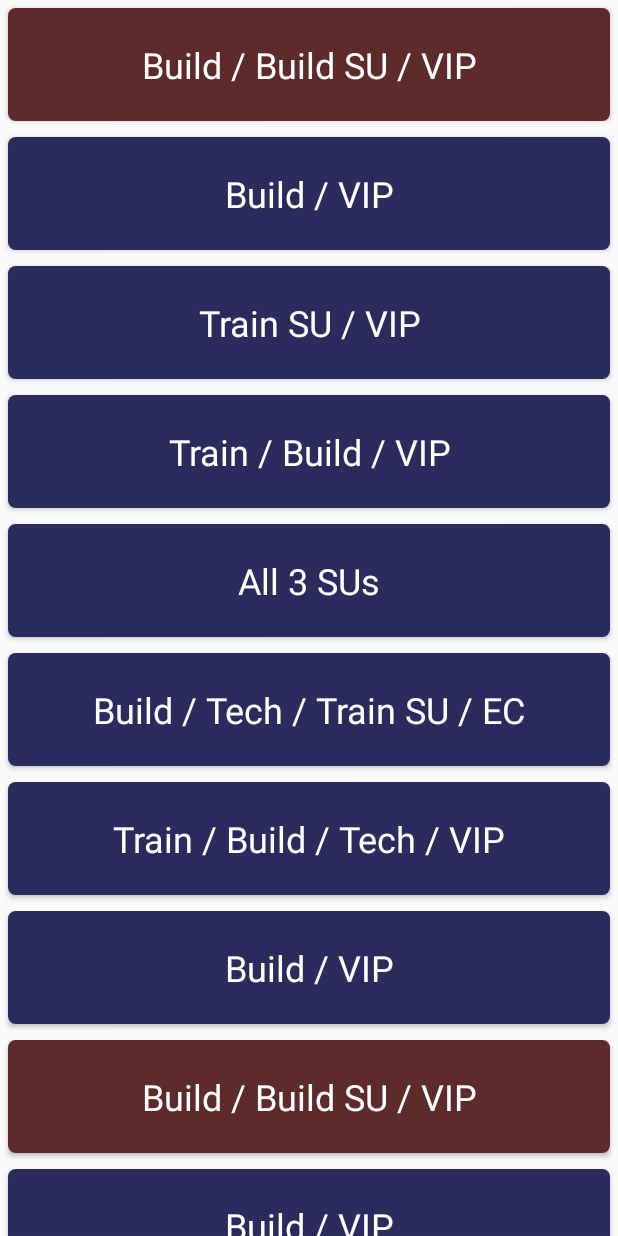
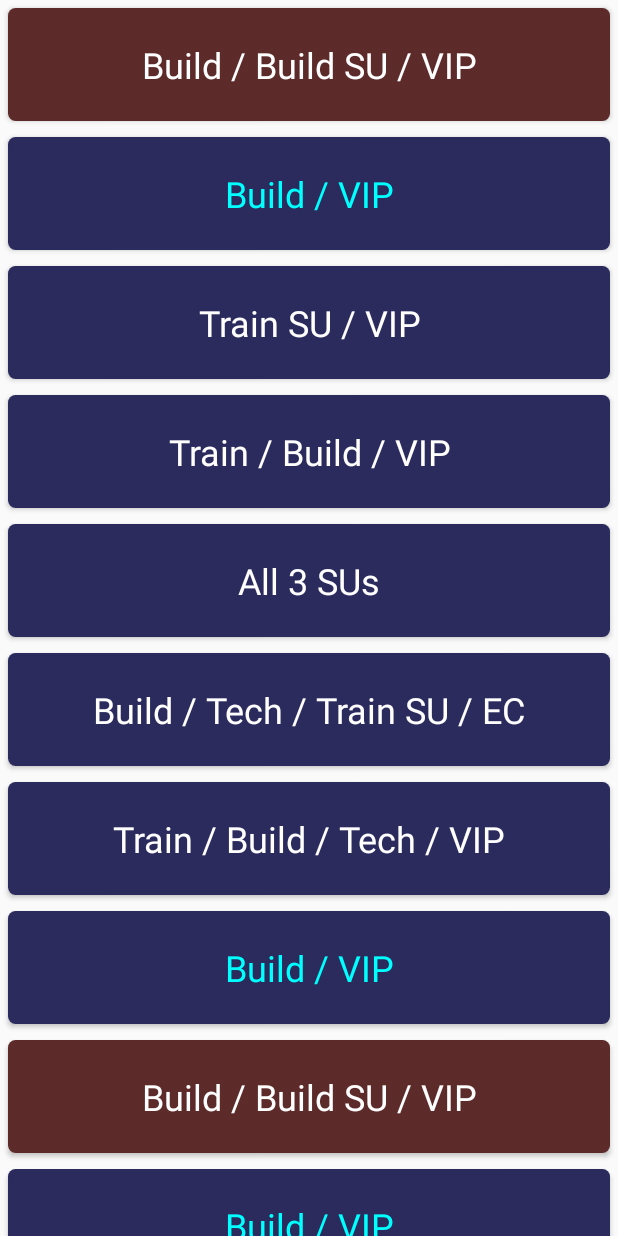
Before and after one commit to quicktime/LastShelterSurvivalToolkit, an Android app: the screen it shows after launch (DayActivity), after a tap on "monday", on a phone screen of 412 x 824 dp. Run offline under Robolectric (Android 15) with nearby library versions, the phone set to English and light mode, and no system bars.

Commit message:
Removed unneeded log messages Removed unused imports Added Challenge Attributes Added Challenge color Added Clock class to handle timing Added more quests Added more challenges
Signed-off-by: quicktime <brendan.dolan95@gmail.com>

```diff
--- a/app/src/main/java/cat/fatty/lss/lastsheltersurvivaltoolkit/activities/ChallengeActivity.java
+++ b/app/src/main/java/cat/fatty/lss/lastsheltersurvivaltoolkit/activities/ChallengeActivity.java
@@ -2,7 +2,6 @@ package cat.fatty.lss.lastsheltersurvivaltoolkit.activities;
 
 import android.os.Bundle;
 import android.support.v7.app.AppCompatActivity;
-import android.util.Log;
 import android.widget.GridView;
 
 import java.util.ArrayList;
@@ -26,8 +25,6 @@ public class ChallengeActivity extends AppCompatActivity {
     setContentView(R.layout.activity_challenge);
     ChallengeModel challenge = (ChallengeModel) getIntent().getSerializableExtra("challenge");
     quests = new QuestManager(challenge).getQuests();
-    Log.i("ChallengeActivity#onCreate", Integer.toString(challenge.getQuestNum()));
-    Log.i("ChallengeActivity#onCreate", quests.get(0).getName());
 
     mGridView = findViewById(R.id.quests_grid);
     mAdapter = new ChallengeAdapter(quests, R.layout.row_quests, this);
--- a/app/src/main/java/cat/fatty/lss/lastsheltersurvivaltoolkit/adapters/DayAdapter.java
+++ b/app/src/main/java/cat/fatty/lss/lastsheltersurvivaltoolkit/adapters/DayAdapter.java
@@ -35,9 +35,10 @@ public class DayAdapter extends RecyclerView.Adapter<DayAdapter.ViewHolder>{
 
   @Override
   public void onBindViewHolder(ViewHolder viewHolder, int position) {
-    final ChallengeModel challengeModel = challengeModels.get(position);
-    viewHolder.DataModelName.setText(challengeModel.getName());
-    viewHolder.DataModelImage.setImageResource(challengeModel.getImageResourceId(mContext));
+    final ChallengeModel challenge = challengeModels.get(position);
+    viewHolder.DataModelName.setText(challenge.getName());
+    viewHolder.DataModelName.setTextColor(challenge.getColor());
+    viewHolder.DataModelImage.setImageResource(challenge.getImageResourceId(mContext));
   }
 
   @Override
--- a/app/src/main/java/cat/fatty/lss/lastsheltersurvivaltoolkit/adapters/WeekAdapter.java
+++ b/app/src/main/java/cat/fatty/lss/lastsheltersurvivaltoolkit/adapters/WeekAdapter.java
@@ -2,7 +2,6 @@ package cat.fatty.lss.lastsheltersurvivaltoolkit.adapters;
 
 import android.content.Context;
 import android.support.v7.widget.RecyclerView;
-import android.util.Log;
 import android.view.LayoutInflater;
 import android.view.View;
 import android.view.ViewGroup;
@@ -38,7 +37,6 @@ public class WeekAdapter extends RecyclerView.Adapter<WeekAdapter.ViewHolder>{
   public void onBindViewHolder(ViewHolder viewHolder, int position) {
     final DayModel DayModel = days.get(position);
     viewHolder.DataModelName.setText(DayModel.getName());
-    Log.i("WeekAdapter#onBindViewHolder()", String.valueOf(DayModel.getImageResourceId(mContext)));
     viewHolder.DataModelImage.setImageResource(DayModel.getImageResourceId(mContext));
   }
 
--- a/app/src/main/java/cat/fatty/lss/lastsheltersurvivaltoolkit/engine/ChallengeManager.java
+++ b/app/src/main/java/cat/fatty/lss/lastsheltersurvivaltoolkit/engine/ChallengeManager.java
@@ -1,8 +1,6 @@
 package cat.fatty.lss.lastsheltersurvivaltoolkit.engine;
 
-import java.lang.reflect.Array;
 import java.util.ArrayList;
-import java.util.HashMap;
 
 public class ChallengeManager {
 
@@ -13,6 +11,7 @@ public class ChallengeManager {
   public ChallengeManager(String day) {
     this.day = day;
     setChallenges();
+    setChallengeAttributes();
   }
 
   public ArrayList<ChallengeModel> getChallenges () {
@@ -20,7 +19,16 @@ public class ChallengeManager {
       challenges = new ArrayList<>();
       challenges.addAll(dailyChallenges);
     }
-      return challenges;
+    return challenges;
+  }
+
+  private void setChallengeAttributes() {
+    Clock clock = new Clock();
+    ChallengeModel currentChallenge = dailyChallenges.get(clock.getCurrentHour());
+    for (ChallengeModel challenge : dailyChallenges) {
+      challenge.setColor(0xFFFFFFFF);
+    }
+    currentChallenge.setColor(0xFF00FFFF);
   }
 
   private void setChallenges() {
@@ -87,7 +95,32 @@ public class ChallengeManager {
   }
 
   private void setChallengesThursday() {
+    dailyChallenges = new ArrayList<>();
 
+    dailyChallenges.add(Challenges.THURS_ONE);
+    dailyChallenges.add(Challenges.THURS_TWO);
+    dailyChallenges.add(Challenges.THURS_THREE);
+    dailyChallenges.add(Challenges.THURS_FOUR);
+    dailyChallenges.add(Challenges.THURS_FIVE);
+    dailyChallenges.add(Challenges.THURS_SIX);
+    dailyChallenges.add(Challenges.THURS_SEVEN);
+    dailyChallenges.add(Challenges.THURS_EIGHT);
+    dailyChallenges.add(Challenges.THURS_NINE);
+    dailyChallenges.add(Challenges.THURS_TEN);
+    dailyChallenges.add(Challenges.THURS_ELEVEN);
+    dailyChallenges.add(Challenges.THURS_TWELVE);
+    dailyChallenges.add(Challenges.THURS_THIRTEEN);
+    dailyChallenges.add(Challenges.THURS_FOURTEEN);
+    dailyChallenges.add(Challenges.THURS_FIFTEEN);
+    dailyChallenges.add(Challenges.THURS_SIXTEEN);
+    dailyChallenges.add(Challenges.THURS_SEVENTEEN);
+    dailyChallenges.add(Challenges.THURS_EIGHTEEN);
+    dailyChallenges.add(Challenges.THURS_NINETEEN);
+    dailyChallenges.add(Challenges.THURS_TWENTY);
+    dailyChallenges.add(Challenges.THURS_TWENTYONE);
+    dailyChallenges.add(Challenges.THURS_TWENTYTWO);
+    dailyChallenges.add(Challenges.THURS_TWENTYTHREE);
+    dailyChallenges.add(Challenges.THURS_TWENTYFOUR);
   }
 
   private void setChallengesFriday() {
--- a/app/src/main/java/cat/fatty/lss/lastsheltersurvivaltoolkit/engine/ChallengeModel.java
+++ b/app/src/main/java/cat/fatty/lss/lastsheltersurvivaltoolkit/engine/ChallengeModel.java
@@ -14,6 +14,7 @@ public class ChallengeModel implements Serializable {
   private boolean doubleUp;
   private ArrayList<QuestModel> quests = new ArrayList<>();
   private int questNum;
+  private int color;
 
   public ChallengeModel(String name, boolean difficult, boolean doubleUp, QuestModel... quests) {
     this.name = name;
@@ -32,6 +33,14 @@ public class ChallengeModel implements Serializable {
     } if (!this.doubleUp && !this.difficult) {
       image = "challenge_normal";
     }
+  }
+
+  public void setColor(int color) {
+    this.color = color;
+  }
+
+  public int getColor() {
+    return this.color;
   }
 
   public int getImageResourceId(Context context)
--- a/app/src/main/java/cat/fatty/lss/lastsheltersurvivaltoolkit/engine/Challenges.java
+++ b/app/src/main/java/cat/fatty/lss/lastsheltersurvivaltoolkit/engine/Challenges.java
@@ -3,12 +3,41 @@ package cat.fatty.lss.lastsheltersurvivaltoolkit.engine;
 public class Challenges {
 
   public static ChallengeModel BUILD_BUILDSU_VIP = new ChallengeModel("Build / Build SU / VIP", true, false, Quests.build, Quests.buildSU, Quests.vip);
-  public static ChallengeModel BUILD_VIP = new ChallengeModel("Build / VIP", false, false , Quests.build, Quests.vip);
+  public static ChallengeModel BUILD_VIP = new ChallengeModel("Build / VIP", false, false, Quests.build, Quests.vip);
   public static ChallengeModel TRAINSU_VIP = new ChallengeModel("Train SU / VIP", false, false, Quests.trainSU, Quests.vip);
   public static ChallengeModel TRAIN_BUILD_VIP = new ChallengeModel("Train / Build / VIP", false, false, Quests.train, Quests.build, Quests.vip);
   public static ChallengeModel TRAINSU_BUILDSU_TECHSU = new ChallengeModel("All 3 SUs", false, false, Quests.trainSU, Quests.buildSU, Quests.techSU);
   public static ChallengeModel BUILD_TECH_TRAINSU_EC = new ChallengeModel("Build / Tech / Train SU / EC", false, false, Quests.build, Quests.tech, Quests.trainSU, Quests.EC);
   public static ChallengeModel TRAIN_BUILD_TECH_VIP = new ChallengeModel("Train / Build / Tech / VIP", false, false, Quests.train, Quests.build, Quests.tech, Quests.vip);
 
-  public static ChallengeModel ZOMBIES = new ChallengeModel("Zombies", false, false, Quests.trainSU, Quests.build, Quests.buildSU);
+  public static ChallengeModel ZOMBIESDAILY = new ChallengeModel("Zombies", false, false, Quests.superRecruit, Quests.advancedRecruit, Quests.normalRecruit, Quests.unlockSkill, Quests.zombie1Daily, Quests.zombie2Daily, Quests.zombie3Daily, Quests.zombie4Daily, Quests.zombie5Daily, Quests.zombie6Daily, Quests.zombie7Daily, Quests.zombie8Daily, Quests.zombie9Daily, Quests.zombie10Daily, Quests.zombie11Daily, Quests.zombie12Daily, Quests.zombie13Daily, Quests.zombie14Daily, Quests.zombie15Daily );
+  public static ChallengeModel RECRUIT_ZOMBIES = new ChallengeModel("Recruit / Zombies", false, false, Quests.superRecruit, Quests.advancedRecruit, Quests.normalRecruit, Quests.unlockSkill, Quests.zombie15Hourly, Quests.zombie14Hourly, Quests.zombie13Hourly, Quests.zombie12Hourly, Quests.zombie11Hourly, Quests.zombie10Hourly, Quests.zombie9Hourly, Quests.zombie8Hourly, Quests.zombie7Hourly, Quests.zombie6Hourly, Quests.zombie5Hourly, Quests.zombie4Hourly, Quests.zombie3Hourly, Quests.zombie2Hourly, Quests.zombie1Hourly);
+  public static ChallengeModel ALLHERODEV = new ChallengeModel("All Hero Development", false, false, Quests.exchangeWisdom, Quests.spendWisdom, Quests.gainXP, Quests.unlockSkill, Quests.normalRecruit, Quests.advancedRecruit, Quests.superRecruit);
+  public static ChallengeModel WISDOM_ZOMBIES = new ChallengeModel("Wisdom / Zombies", false, false, Quests.unlockSkill, Quests.exchangeWisdom, Quests.spendWisdom, Quests.zombie15Hourly, Quests.zombie14Hourly, Quests.zombie13Hourly, Quests.zombie12Hourly, Quests.zombie11Hourly, Quests.zombie10Hourly, Quests.zombie9Hourly, Quests.zombie8Hourly, Quests.zombie7Hourly, Quests.zombie6Hourly, Quests.zombie5Hourly, Quests.zombie4Hourly, Quests.zombie3Hourly, Quests.zombie2Hourly, Quests.zombie1Hourly);
+
+  public static ChallengeModel THURS_ONE = new ChallengeModel("Any Speed Up", false, false, Quests.anySU);
+  public static ChallengeModel THURS_TWO = new ChallengeModel("All 3 Speed Ups", false, false, Quests.techSU, Quests.buildSU, Quests.trainSU); // TODO: find out quest order
+  public static ChallengeModel THURS_THREE = new ChallengeModel("Build / Tech / Train SU", false, false, Quests.build, Quests.tech, Quests.trainSU); // TODO: quest order
+  public static ChallengeModel THURS_FOUR = new ChallengeModel("Train SU", false, false, Quests.trainSU);
+  public static ChallengeModel THURS_FIVE = new ChallengeModel("Build / Tech / Train SU", false, false, Quests.build, Quests.tech, Quests.trainSU); // TODO: quest order
+  public static ChallengeModel THURS_SIX = new ChallengeModel("Train / Build", false, true, Quests.train, Quests.build);
+  public static ChallengeModel THURS_SEVEN = new ChallengeModel("Train / Tech", false, true, Quests.train, Quests.tech);
+  public static ChallengeModel THURS_EIGHT = new ChallengeModel("Any Speed Up", false, false, Quests.anySU);
+  public static ChallengeModel THURS_NINE = new ChallengeModel("Any Speed Up", false, false, Quests.anySU);
+  public static ChallengeModel THURS_TEN = new ChallengeModel("All 3 Speed Ups", false, false, Quests.techSU, Quests.buildSU, Quests.trainSU); // TODO: find out quest order
+  public static ChallengeModel THURS_ELEVEN = new ChallengeModel("Build / Tech / Train SU", false, false, Quests.build, Quests.tech, Quests.trainSU); // TODO: quest order
+  public static ChallengeModel THURS_TWELVE = new ChallengeModel("Train SU", false, false, Quests.trainSU);
+  public static ChallengeModel THURS_THIRTEEN = new ChallengeModel("Build / Tech / Train SU", false, false, Quests.build, Quests.tech, Quests.trainSU); // TODO: quest order
+  public static ChallengeModel THURS_FOURTEEN = new ChallengeModel("Train / Build", false, true, Quests.train, Quests.build);
+  public static ChallengeModel THURS_FIFTEEN = new ChallengeModel("Train / Tech", false, true, Quests.train, Quests.tech);
+  public static ChallengeModel THURS_SIXTEEN = new ChallengeModel("Any Speed Up", false, false, Quests.anySU);
+  public static ChallengeModel THURS_SEVENTEEN = new ChallengeModel("Any Speed Up", false, false, Quests.anySU);
+  public static ChallengeModel THURS_EIGHTEEN = new ChallengeModel("All 3 Speed Ups", false, false, Quests.techSU, Quests.buildSU, Quests.trainSU); // TODO: find out quest order
+  public static ChallengeModel THURS_NINETEEN = new ChallengeModel("Build / Tech / Train SU", false, false, Quests.build, Quests.tech, Quests.trainSU); // TODO: quest order
+  public static ChallengeModel THURS_TWENTY = new ChallengeModel("Train SU", false, false, Quests.trainSU);
+  public static ChallengeModel THURS_TWENTYONE = new ChallengeModel("Build / Tech / Train SU", false, false, Quests.build, Quests.tech, Quests.trainSU); // TODO: quest order
+  public static ChallengeModel THURS_TWENTYTWO = new ChallengeModel("Train / Build", false, true, Quests.train, Quests.build);
+  public static ChallengeModel THURS_TWENTYTHREE = new ChallengeModel("Train / Tech", false, true, Quests.train, Quests.tech);
+  public static ChallengeModel THURS_TWENTYFOUR = new ChallengeModel("Any Speed Up", false, false, Quests.anySU);
+
 }
--- /dev/null
+++ b/app/src/main/java/cat/fatty/lss/lastsheltersurvivaltoolkit/engine/Clock.java
@@ -0,0 +1,19 @@
+package cat.fatty.lss.lastsheltersurvivaltoolkit.engine;
+
+import java.util.Calendar;
+
+public class Clock {
+
+  public int getCurrentHour() {
+    Calendar calendar = Calendar.getInstance();
+
+    int hour = calendar.get(Calendar.HOUR_OF_DAY) + 5;
+    if (hour > 23) {
+      hour -= 24;
+    }
+    return hour;
+  }
+
+
+
+}
--- a/app/src/main/java/cat/fatty/lss/lastsheltersurvivaltoolkit/engine/Quests.java
+++ b/app/src/main/java/cat/fatty/lss/lastsheltersurvivaltoolkit/engine/Quests.java
@@ -9,10 +9,12 @@ public class Quests {
   public static QuestModel vip = new QuestModel("Spend 1 VIP point", 100); // TODO:
 
   public static QuestModel train = new QuestModel("Train 1 Unit", 0); // TODO:
-  public static QuestModel trainSU = new QuestModel("Use 1 Min Training Speed Up", 0); // TODO:
+  public static QuestModel trainSU = new QuestModel("Use 1 Min Training Speed Up", 400); // TODO:
 
-  public static QuestModel tech = new QuestModel("", 0); // TODO:
-  public static QuestModel techSU = new QuestModel("", 0); // TODO:
+  public static QuestModel tech = new QuestModel("Increase 1 Technology Power", 4000); // TODO:
+  public static QuestModel techSU = new QuestModel("Use 1 Min Research Speed Up", 400); // TODO:
+
+  public static QuestModel anySU = new QuestModel("Use 1 Min of any Speed Up", 400); // TODO:
 
   public static QuestModel craftGoldenPart = new QuestModel("Craft 1 Golden Part", 500000);
   public static QuestModel craftOrangePart = new QuestModel("Craft 1 Orange Part", 120000);
@@ -22,4 +24,45 @@ public class Quests {
   public static QuestModel craftWhitePart = new QuestModel("Craft 1 White Part", 50);
 
   public static QuestModel EC = new QuestModel("Consume 1 Energy Core", 20);
+
+  public static QuestModel exchangeWisdom = new QuestModel("Exchange and obtain 1 wisdom medal", 1000);
+  public static QuestModel spendWisdom = new QuestModel("Spend 1 Wisdom Medal", 2000);
+  public static QuestModel gainXP = new QuestModel("Gaining 10 Hero Xp", 1);
+  public static QuestModel unlockSkill = new QuestModel("Unlock a skill for any hero", 20000);
+  public static QuestModel normalRecruit = new QuestModel("Use 1 Normal Recruitment Ticket", 10000);
+  public static QuestModel advancedRecruit = new QuestModel("Use one Advanced Recruitment Ticket", 50000);
+  public static QuestModel superRecruit = new QuestModel("Use one Super Recruitment Ticket", 200000);
+
+  public static QuestModel zombie15Hourly = new QuestModel("Kill a Lvl 15 Zombie", 4800);
+  public static QuestModel zombie14Hourly = new QuestModel("Kill a Lvl 14 Zombie", 4600);
+  public static QuestModel zombie13Hourly = new QuestModel("Kill a Lvl 13 Zombie", 4400);
+  public static QuestModel zombie12Hourly = new QuestModel("Kill a Lvl 12 Zombie", 4200);
+  public static QuestModel zombie11Hourly = new QuestModel("Kill a Lvl 11 Zombie", 4000);
+  public static QuestModel zombie10Hourly = new QuestModel("Kill a Lvl 10 Zombie", 3800);
+  public static QuestModel zombie9Hourly = new QuestModel("Kill a Lvl 9 Zombie", 3600);
+  public static QuestModel zombie8Hourly = new QuestModel("Kill a Lvl 8 Zombie", 3400);
+  public static QuestModel zombie7Hourly = new QuestModel("Kill a Lvl 7 Zombie", 3200);
+  public static QuestModel zombie6Hourly = new QuestModel("Kill a Lvl 6 Zombie", 3000);
+  public static QuestModel zombie5Hourly = new QuestModel("Kill a Lvl 5 Zombie", 2800);
+  public static QuestModel zombie4Hourly = new QuestModel("Kill a Lvl 4 Zombie", 2600);
+  public static QuestModel zombie3Hourly = new QuestModel("Kill a Lvl 3 Zombie", 2400);
+  public static QuestModel zombie2Hourly = new QuestModel("Kill a Lvl 2 Zombie", 2200);
+  public static QuestModel zombie1Hourly = new QuestModel("Kill a Lvl 1 Zombie", 2000);
+
+  public static QuestModel zombie15Daily = new QuestModel("Kill a Lvl 15 Zombie", 100000);
+  public static QuestModel zombie14Daily = new QuestModel("Kill a Lvl 14 Zombie", 90000);
+  public static QuestModel zombie13Daily = new QuestModel("Kill a Lvl 13 Zombie", 75000);
+  public static QuestModel zombie12Daily = new QuestModel("Kill a Lvl 12 Zombie", 60000);
+  public static QuestModel zombie11Daily = new QuestModel("Kill a Lvl 11 Zombie", 45000);
+  public static QuestModel zombie10Daily = new QuestModel("Kill a Lvl 10 Zombie", 30000);
+  public static QuestModel zombie9Daily = new QuestModel("Kill a Lvl 9 Zombie", 27000);
+  public static QuestModel zombie8Daily = new QuestModel("Kill a Lvl 8 Zombie", 24000);
+  public static QuestModel zombie7Daily = new QuestModel("Kill a Lvl 7 Zombie", 21000);
+  public static QuestModel zombie6Daily = new QuestModel("Kill a Lvl 6 Zombie", 18000);
+  public static QuestModel zombie5Daily = new QuestModel("Kill a Lvl 5 Zombie", 15000);
+  public static QuestModel zombie4Daily = new QuestModel("Kill a Lvl 4 Zombie", 12000);
+  public static QuestModel zombie3Daily = new QuestModel("Kill a Lvl 3 Zombie", 7500);
+  public static QuestModel zombie2Daily = new QuestModel("Kill a Lvl 2 Zombie", 3000);
+  public static QuestModel zombie1Daily = new QuestModel("Kill a Lvl 1 Zombie", 1500);
+
 }
--- a/app/src/main/res/layout/row_city.xml
+++ b/app/src/main/res/layout/row_city.xml
@@ -1,11 +1,12 @@
 <?xml version="1.0" encoding="utf-8"?>
 <android.support.v7.widget.CardView xmlns:android="http://schemas.android.com/apk/res/android"
     xmlns:card_view="http://schemas.android.com/apk/res-auto"
+    android:id="@+id/card"
     android:layout_width="match_parent"
     android:layout_height="wrap_content"
     android:layout_margin="5dp"
     android:orientation="horizontal"
-    card_view:cardCornerRadius="5dp">
+    card_view:cardCornerRadius="5dp" >
 
     <RelativeLayout
         android:layout_width="match_parent"
@@ -16,8 +17,7 @@
             android:layout_width="match_parent"
             android:layout_height="100dp"
             android:layout_centerInParent="true"
-            android:scaleType="centerCrop"
-            android:tint="@color/photo_tint" />
+            android:scaleType="centerCrop" />
 
         <TextView
             android:id="@+id/city_name"
```
